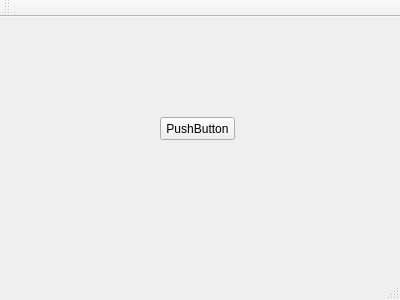
Above: mainwindow.ui from ahernandez93/ProyectoPrograIII-2- before the change. Below: the same form after it.
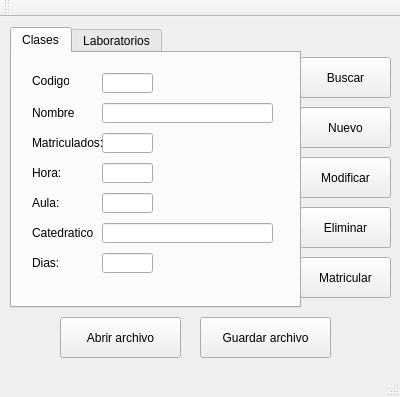
That is the form after the change.

Commit message: Agregue los objetos al formulario

The edit to the form file:
```diff
--- a/mainwindow.ui
+++ b/mainwindow.ui
@@ -7,7 +7,7 @@
     <x>0</x>
     <y>0</y>
     <width>400</width>
-    <height>300</height>
+    <height>397</height>
    </rect>
   </property>
   <property name="windowTitle">
@@ -17,8 +17,8 @@
    <widget class="QPushButton" name="pushButton">
     <property name="geometry">
      <rect>
-      <x>160</x>
-      <y>100</y>
+      <x>0</x>
+      <y>400</y>
       <width>75</width>
       <height>23</height>
      </rect>
@@ -27,6 +27,442 @@
      <string>PushButton</string>
     </property>
    </widget>
+   <widget class="QPushButton" name="BtnNuevo">
+    <property name="geometry">
+     <rect>
+      <x>300</x>
+      <y>90</y>
+      <width>91</width>
+      <height>41</height>
+     </rect>
+    </property>
+    <property name="text">
+     <string>Nuevo</string>
+    </property>
+   </widget>
+   <widget class="QPushButton" name="BtnModificar">
+    <property name="geometry">
+     <rect>
+      <x>300</x>
+      <y>140</y>
+      <width>91</width>
+      <height>41</height>
+     </rect>
+    </property>
+    <property name="text">
+     <string>Modificar</string>
+    </property>
+   </widget>
+   <widget class="QPushButton" name="BtnEliminar">
+    <property name="geometry">
+     <rect>
+      <x>300</x>
+      <y>190</y>
+      <width>91</width>
+      <height>41</height>
+     </rect>
+    </property>
+    <property name="text">
+     <string>Eliminar</string>
+    </property>
+   </widget>
+   <widget class="QPushButton" name="BtnMatricular">
+    <property name="geometry">
+     <rect>
+      <x>300</x>
+      <y>240</y>
+      <width>91</width>
+      <height>41</height>
+     </rect>
+    </property>
+    <property name="text">
+     <string>Matricular</string>
+    </property>
+   </widget>
+   <widget class="QPushButton" name="BtnAbrir">
+    <property name="geometry">
+     <rect>
+      <x>60</x>
+      <y>300</y>
+      <width>121</width>
+      <height>41</height>
+     </rect>
+    </property>
+    <property name="text">
+     <string>Abrir archivo</string>
+    </property>
+   </widget>
+   <widget class="QPushButton" name="BtnGuardar">
+    <property name="geometry">
+     <rect>
+      <x>200</x>
+      <y>300</y>
+      <width>131</width>
+      <height>41</height>
+     </rect>
+    </property>
+    <property name="text">
+     <string>Guardar archivo</string>
+    </property>
+   </widget>
+   <widget class="QPushButton" name="BtnBuscar">
+    <property name="geometry">
+     <rect>
+      <x>300</x>
+      <y>40</y>
+      <width>91</width>
+      <height>41</height>
+     </rect>
+    </property>
+    <property name="text">
+     <string>Buscar</string>
+    </property>
+   </widget>
+   <widget class="QTabWidget" name="tabWidget">
+    <property name="geometry">
+     <rect>
+      <x>10</x>
+      <y>10</y>
+      <width>291</width>
+      <height>281</height>
+     </rect>
+    </property>
+    <property name="currentIndex">
+     <number>0</number>
+    </property>
+    <widget class="QWidget" name="tab">
+     <attribute name="title">
+      <string>Clases</string>
+     </attribute>
+     <widget class="QLabel" name="label">
+      <property name="geometry">
+       <rect>
+        <x>20</x>
+        <y>20</y>
+        <width>37</width>
+        <height>16</height>
+       </rect>
+      </property>
+      <property name="text">
+       <string>Codigo:</string>
+      </property>
+     </widget>
+     <widget class="QLineEdit" name="TxtCatedratico">
+      <property name="geometry">
+       <rect>
+        <x>90</x>
+        <y>170</y>
+        <width>171</width>
+        <height>20</height>
+       </rect>
+      </property>
+     </widget>
+     <widget class="QLabel" name="label_4">
+      <property name="geometry">
+       <rect>
+        <x>20</x>
+        <y>110</y>
+        <width>43</width>
+        <height>20</height>
+       </rect>
+      </property>
+      <property name="text">
+       <string>Hora:</string>
+      </property>
+     </widget>
+     <widget class="QLineEdit" name="TxtMatriculados">
+      <property name="geometry">
+       <rect>
+        <x>90</x>
+        <y>80</y>
+        <width>51</width>
+        <height>20</height>
+       </rect>
+      </property>
+     </widget>
+     <widget class="QLineEdit" name="TxtDias">
+      <property name="geometry">
+       <rect>
+        <x>90</x>
+        <y>200</y>
+        <width>51</width>
+        <height>20</height>
+       </rect>
+      </property>
+     </widget>
+     <widget class="QLineEdit" name="TxtNombre">
+      <property name="geometry">
+       <rect>
+        <x>90</x>
+        <y>50</y>
+        <width>171</width>
+        <height>20</height>
+       </rect>
+      </property>
+     </widget>
+     <widget class="QLabel" name="label_6">
+      <property name="geometry">
+       <rect>
+        <x>20</x>
+        <y>170</y>
+        <width>61</width>
+        <height>20</height>
+       </rect>
+      </property>
+      <property name="text">
+       <string>Catedratico:</string>
+      </property>
+     </widget>
+     <widget class="QLabel" name="label_2">
+      <property name="geometry">
+       <rect>
+        <x>20</x>
+        <y>50</y>
+        <width>43</width>
+        <height>20</height>
+       </rect>
+      </property>
+      <property name="text">
+       <string>Nombre:</string>
+      </property>
+     </widget>
+     <widget class="QLabel" name="label_5">
+      <property name="geometry">
+       <rect>
+        <x>20</x>
+        <y>140</y>
+        <width>43</width>
+        <height>20</height>
+       </rect>
+      </property>
+      <property name="text">
+       <string>Aula:</string>
+      </property>
+     </widget>
+     <widget class="QLineEdit" name="TxtCodigo">
+      <property name="geometry">
+       <rect>
+        <x>90</x>
+        <y>20</y>
+        <width>51</width>
+        <height>20</height>
+       </rect>
+      </property>
+     </widget>
+     <widget class="QLineEdit" name="TxtHora">
+      <property name="geometry">
+       <rect>
+        <x>90</x>
+        <y>110</y>
+        <width>51</width>
+        <height>20</height>
+       </rect>
+      </property>
+     </widget>
+     <widget class="QLineEdit" name="TxtAula">
+      <property name="geometry">
+       <rect>
+        <x>90</x>
+        <y>140</y>
+        <width>51</width>
+        <height>20</height>
+       </rect>
+      </property>
+     </widget>
+     <widget class="QLabel" name="label_3">
+      <property name="geometry">
+       <rect>
+        <x>20</x>
+        <y>80</y>
+        <width>71</width>
+        <height>20</height>
+       </rect>
+      </property>
+      <property name="text">
+       <string>Matriculados:</string>
+      </property>
+     </widget>
+     <widget class="QLabel" name="label_7">
+      <property name="geometry">
+       <rect>
+        <x>20</x>
+        <y>200</y>
+        <width>43</width>
+        <height>20</height>
+       </rect>
+      </property>
+      <property name="text">
+       <string>Dias:</string>
+      </property>
+     </widget>
+    </widget>
+    <widget class="QWidget" name="tab_2">
+     <attribute name="title">
+      <string>Laboratorios</string>
+     </attribute>
+     <widget class="QLineEdit" name="TxtMatriculados_2">
+      <property name="geometry">
+       <rect>
+        <x>100</x>
+        <y>80</y>
+        <width>51</width>
+        <height>20</height>
+       </rect>
+      </property>
+     </widget>
+     <widget class="QLabel" name="label_8">
+      <property name="geometry">
+       <rect>
+        <x>20</x>
+        <y>20</y>
+        <width>37</width>
+        <height>16</height>
+       </rect>
+      </property>
+      <property name="text">
+       <string>Codigo:</string>
+      </property>
+     </widget>
+     <widget class="QLineEdit" name="TxtNombre_2">
+      <property name="geometry">
+       <rect>
+        <x>100</x>
+        <y>50</y>
+        <width>171</width>
+        <height>20</height>
+       </rect>
+      </property>
+     </widget>
+     <widget class="QLabel" name="label_13">
+      <property name="geometry">
+       <rect>
+        <x>20</x>
+        <y>170</y>
+        <width>61</width>
+        <height>20</height>
+       </rect>
+      </property>
+      <property name="text">
+       <string>Instructor:</string>
+      </property>
+     </widget>
+     <widget class="QLineEdit" name="TxtDias_2">
+      <property name="geometry">
+       <rect>
+        <x>100</x>
+        <y>200</y>
+        <width>51</width>
+        <height>20</height>
+       </rect>
+      </property>
+     </widget>
+     <widget class="QLineEdit" name="TxtCodigo_2">
+      <property name="geometry">
+       <rect>
+        <x>100</x>
+        <y>20</y>
+        <width>51</width>
+        <height>20</height>
+       </rect>
+      </property>
+     </widget>
+     <widget class="QLineEdit" name="TxtCatedratico_2">
+      <property name="geometry">
+       <rect>
+        <x>100</x>
+        <y>170</y>
+        <width>171</width>
+        <height>20</height>
+       </rect>
+      </property>
+     </widget>
+     <widget class="QLabel" name="label_9">
+      <property name="geometry">
+       <rect>
+        <x>20</x>
+        <y>50</y>
+        <width>43</width>
+        <height>20</height>
+       </rect>
+      </property>
+      <property name="text">
+       <string>Nombre:</string>
+      </property>
+     </widget>
+     <widget class="QLabel" name="label_10">
+      <property name="geometry">
+       <rect>
+        <x>20</x>
+        <y>80</y>
+        <width>71</width>
+        <height>20</height>
+       </rect>
+      </property>
+      <property name="text">
+       <string>Matriculados:</string>
+      </property>
+     </widget>
+     <widget class="QLineEdit" name="TxtAula_2">
+      <property name="geometry">
+       <rect>
+        <x>100</x>
+        <y>140</y>
+        <width>51</width>
+        <height>20</height>
+       </rect>
+      </property>
+     </widget>
+     <widget class="QLabel" name="label_14">
+      <property name="geometry">
+       <rect>
+        <x>20</x>
+        <y>200</y>
+        <width>43</width>
+        <height>20</height>
+       </rect>
+      </property>
+      <property name="text">
+       <string>Dias:</string>
+      </property>
+     </widget>
+     <widget class="QLabel" name="label_11">
+      <property name="geometry">
+       <rect>
+        <x>20</x>
+        <y>110</y>
+        <width>43</width>
+        <height>20</height>
+       </rect>
+      </property>
+      <property name="text">
+       <string>Hora:</string>
+      </property>
+     </widget>
+     <widget class="QLineEdit" name="TxtHora_2">
+      <property name="geometry">
+       <rect>
+        <x>100</x>
+        <y>110</y>
+        <width>51</width>
+        <height>20</height>
+       </rect>
+      </property>
+     </widget>
+     <widget class="QLabel" name="label_12">
+      <property name="geometry">
+       <rect>
+        <x>20</x>
+        <y>140</y>
+        <width>81</width>
+        <height>20</height>
+       </rect>
+      </property>
+      <property name="text">
+       <string>No. laboratorio:</string>
+      </property>
+     </widget>
+    </widget>
+   </widget>
   </widget>
   <widget class="QMenuBar" name="menuBar">
    <property name="geometry">
```
Left out of the diff: 2 changed lines with no effect on the pictures. The commit also changes 1 other file.
